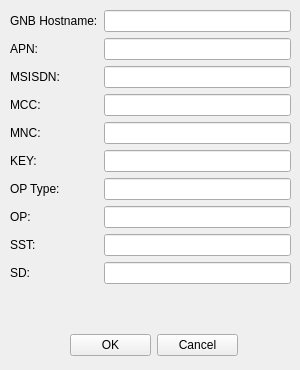
The window that netflux5g-editor/src/gui/ui/UE_properties.ui (adaptivenetworklab/NetFlux5G) describes before a commit, drawn with Qt 5.
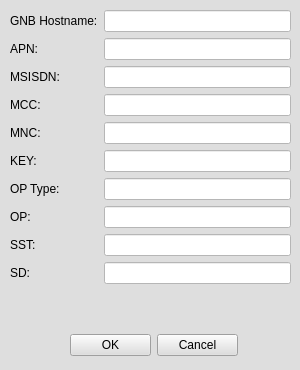
The same window after the commit.

Patch:
```diff
--- a/netflux5g-editor/src/gui/ui/UE_properties.ui
+++ b/netflux5g-editor/src/gui/ui/UE_properties.ui
@@ -13,6 +13,9 @@
   <property name="windowTitle">
    <string>MainWindow</string>
   </property>
+  <property name="styleSheet">
+   <string notr="true">background-color: rgb(222, 222, 222);</string>
+  </property>
   <widget class="QWidget" name="centralwidget">
    <widget class="QWidget" name="formLayoutWidget">
     <property name="geometry">
@@ -74,25 +77,53 @@
       </widget>
      </item>
      <item row="0" column="1">
-      <widget class="QLineEdit" name="lineEdit_10"/>
+      <widget class="QLineEdit" name="UE_GNBHostName">
+       <property name="styleSheet">
+        <string notr="true">background-color: rgb(255, 255, 255);</string>
+       </property>
+      </widget>
      </item>
      <item row="1" column="1">
-      <widget class="QLineEdit" name="lineEdit_13"/>
+      <widget class="QLineEdit" name="UE_APN">
+       <property name="styleSheet">
+        <string notr="true">background-color: rgb(255, 255, 255);</string>
+       </property>
+      </widget>
      </item>
      <item row="2" column="1">
-      <widget class="QLineEdit" name="lineEdit_14"/>
+      <widget class="QLineEdit" name="UE_MSISDN">
+       <property name="styleSheet">
+        <string notr="true">background-color: rgb(255, 255, 255);</string>
+       </property>
+      </widget>
      </item>
      <item row="3" column="1">
-      <widget class="QLineEdit" name="lineEdit_9"/>
+      <widget class="QLineEdit" name="UE_MCC">
+       <property name="styleSheet">
+        <string notr="true">background-color: rgb(255, 255, 255);</string>
+       </property>
+      </widget>
      </item>
      <item row="4" column="1">
-      <widget class="QLineEdit" name="lineEdit_11"/>
+      <widget class="QLineEdit" name="UE_MNC">
+       <property name="styleSheet">
+        <string notr="true">background-color: rgb(255, 255, 255);</string>
+       </property>
+      </widget>
      </item>
      <item row="5" column="1">
-      <widget class="QLineEdit" name="lineEdit_12"/>
+      <widget class="QLineEdit" name="UE_KEY">
+       <property name="styleSheet">
+        <string notr="true">background-color: rgb(255, 255, 255);</string>
+       </property>
+      </widget>
      </item>
      <item row="6" column="1">
-      <widget class="QLineEdit" name="lineEdit_8"/>
+      <widget class="QLineEdit" name="UE_OPType">
+       <property name="styleSheet">
+        <string notr="true">background-color: rgb(255, 255, 255);</string>
+       </property>
+      </widget>
      </item>
      <item row="7" column="0">
       <widget class="QLabel" name="label_2">
@@ -116,13 +147,25 @@
       </widget>
      </item>
      <item row="7" column="1">
-      <widget class="QLineEdit" name="lineEdit"/>
+      <widget class="QLineEdit" name="UE_OP">
+       <property name="styleSheet">
+        <string notr="true">background-color: rgb(255, 255, 255);</string>
+       </property>
+      </widget>
      </item>
      <item row="8" column="1">
-      <widget class="QLineEdit" name="lineEdit_2"/>
+      <widget class="QLineEdit" name="UE_SST">
+       <property name="styleSheet">
+        <string notr="true">background-color: rgb(255, 255, 255);</string>
+       </property>
+      </widget>
      </item>
      <item row="9" column="1">
-      <widget class="QLineEdit" name="lineEdit_3"/>
+      <widget class="QLineEdit" name="UE_SD">
+       <property name="styleSheet">
+        <string notr="true">background-color: rgb(255, 255, 255);</string>
+       </property>
+      </widget>
      </item>
     </layout>
    </widget>
```
Left out of the diff: 4 changed lines with no effect on the pictures.
